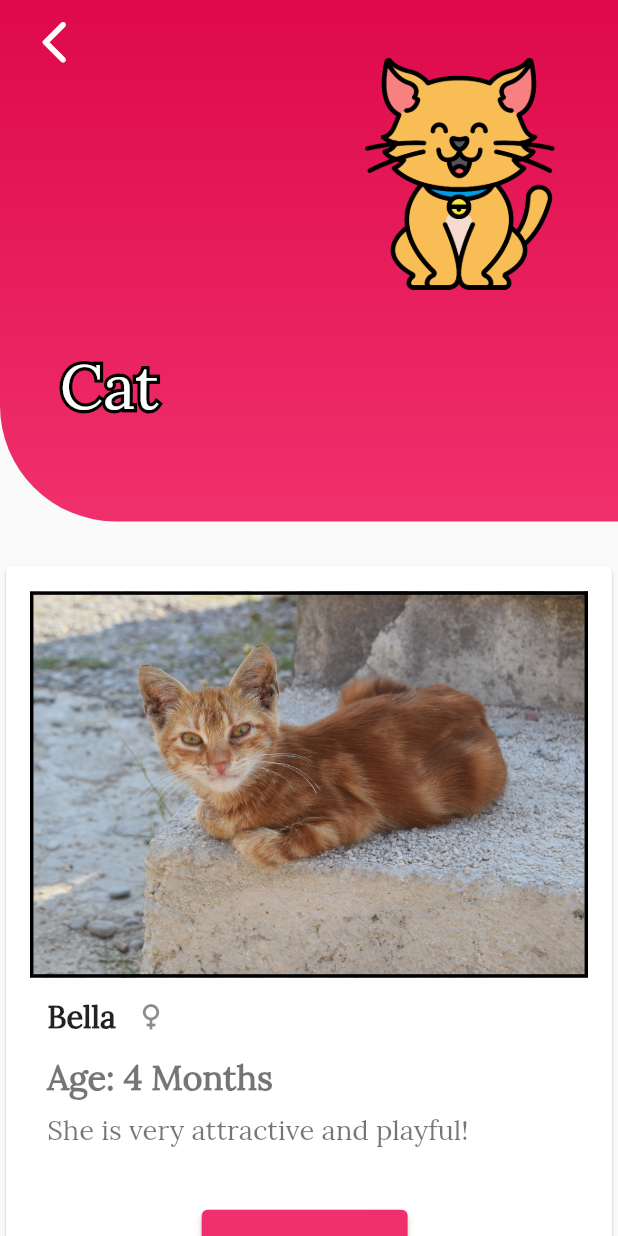
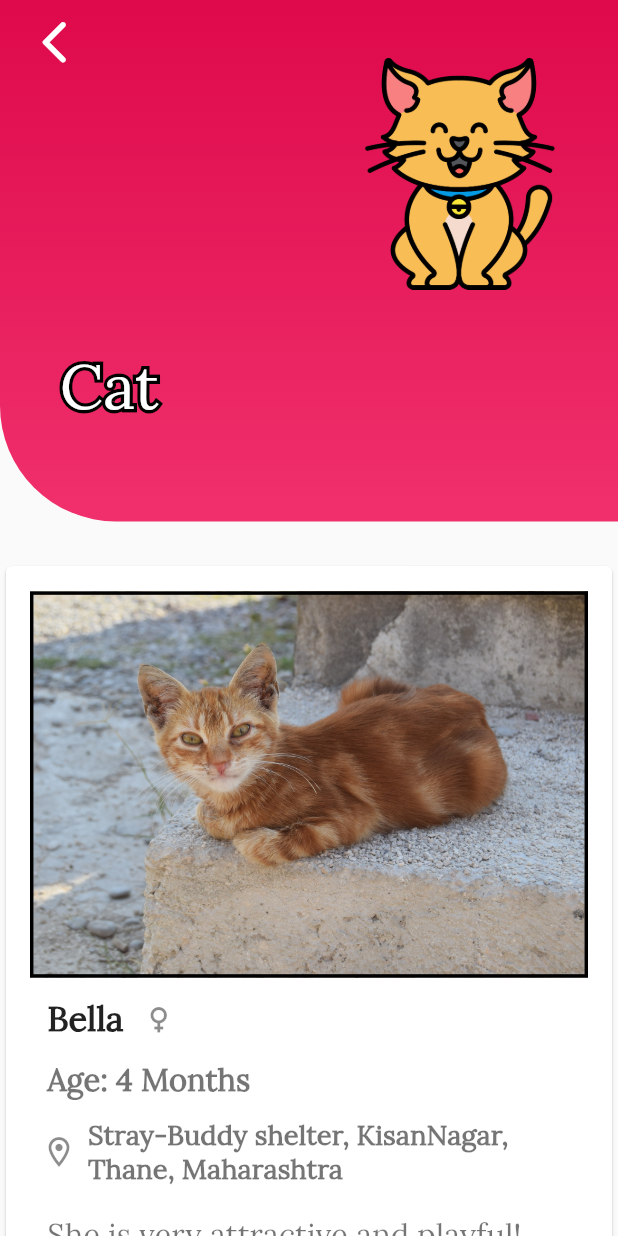
Before and after one commit to shubhangi018/adoptme, a Flutter app: the screen it shows once a user with an empty profile is signed in, after a tap on "Cat", on a phone screen of 412 x 824 dp. Run offline on Flutter 3.47's test engine with Material 2 defaults, Android fonts, the phone set to English and light mode, and no system bars; our stand-ins replace cloud_firestore, firebase_auth, firebase_core, flutter_screenutil, flutter_spinkit, form_field_validator; accounts and stored records are empty.

Commit message:
Initial Commit

```diff
--- a/lib/Screens/adoption_page.dart
+++ b/lib/Screens/adoption_page.dart
@@ -42,7 +42,7 @@ class _AdoptionPageState extends State<AdoptionPage> {
                 itemCount: petList.length,
                 itemBuilder: (context, index) {
                   return SizedBox(
-                    height: 400.h,
+                    height: 480.h,
                     child: Card(
                       child: Theme(
                           data: ThemeData(fontFamily: 'Lora'),
@@ -72,7 +72,7 @@ class _AdoptionPageState extends State<AdoptionPage> {
                                       Text(
                                         petList[index]['name'],
                                         style: TextStyle(
-                                            fontSize: 18.sp,
+                                            fontSize: 20.sp,
                                             fontWeight: FontWeight.bold),
                                       ),
 
@@ -96,25 +96,47 @@ class _AdoptionPageState extends State<AdoptionPage> {
                                     'Age: ${petList[index]['age']}',
                                     style: TextStyle(
                                       fontWeight: FontWeight.bold,
-                                      fontSize: 20.sp,
+                                      fontSize: 18.sp,
                                     ),
                                   ),
                                 ),
 
                                 Padding(
                                   padding:
-                                  EdgeInsets.only(top: 40.h, left: 10.w),
+                                  EdgeInsets.only(top: 40.h,right: 40.w),
+                                  child: Row(
+                                    mainAxisAlignment: MainAxisAlignment.spaceEvenly,
+                                    children: [
+
+                                      SizedBox(
+                                        child: ProjectIcons.location,
+                                      ),
+
+                                      Text(
+                                       Strings.petLocation,
+                                        style: TextStyle(
+                                          fontWeight: FontWeight.bold,
+                                          fontSize: 16.sp,
+                                        ),
+                                      ),
+                                    ],
+                                  ),
+                                ),
+
+                                Padding(
+                                  padding:
+                                  EdgeInsets.only(top: 90.h, left: 10.w),
                                   child: Text(
                                     petList[index]['info'],
                                     style: TextStyle(
-                                      fontSize: 16.sp
+                                      fontSize: 18.sp
                                     ),
                                   ),
                                 ),
 
                                 Padding(
                                   padding:
-                                  EdgeInsets.only(top: 90.h,left: 100.w),
+                                  EdgeInsets.only(top: 150.h,left: 100.w),
                                   child: SizedBox(
                                     height: 40.h,
                                     width: 120.w,
--- a/lib/config/styling.dart
+++ b/lib/config/styling.dart
@@ -44,7 +44,7 @@ class Strings{
   static String founderName = 'Mrs. Surekha Deshmukh';
   static String shelterEmail = 'straybuddy@gmail.com';
   static String founderNumber = '7021058163';
-  static String shelterLocation = 'NKT Compound,Kisan nagar-2,Thane-W,Maharashtra,400604';
+  static String shelterLocation = 'NKT Compound,Kisan nagar,Thane-W,Maharashtra,400604';
   static String shelterInfo = "Stray-Buddy is not just any regular animal shelter, here we treat and care our pets as our own children and find eligible pet parents for our lovely pets. We believe every living being has a right to live in peace and harmony and be treated with compassion. Rescue & Rehabilitation | Animal Right & Advocacy | Awareness among citizens for adoption of strays.\n'ALL GREAT & SMALL CREATURES, GOD MADE THEM ALL'";
   static String adoptionForm = 'Adoption Form';
   static String hasPet = 'Do you have any pet with you right now?';
@@ -55,7 +55,7 @@ class Strings{
   static String noRadio = 'No';
   static String submitForm = 'Submit';
   static String check = 'Please check the box!';
-
+  static String petLocation = 'Stray-Buddy shelter, KisanNagar,\nThane, Maharashtra';
 
 }
 
```
